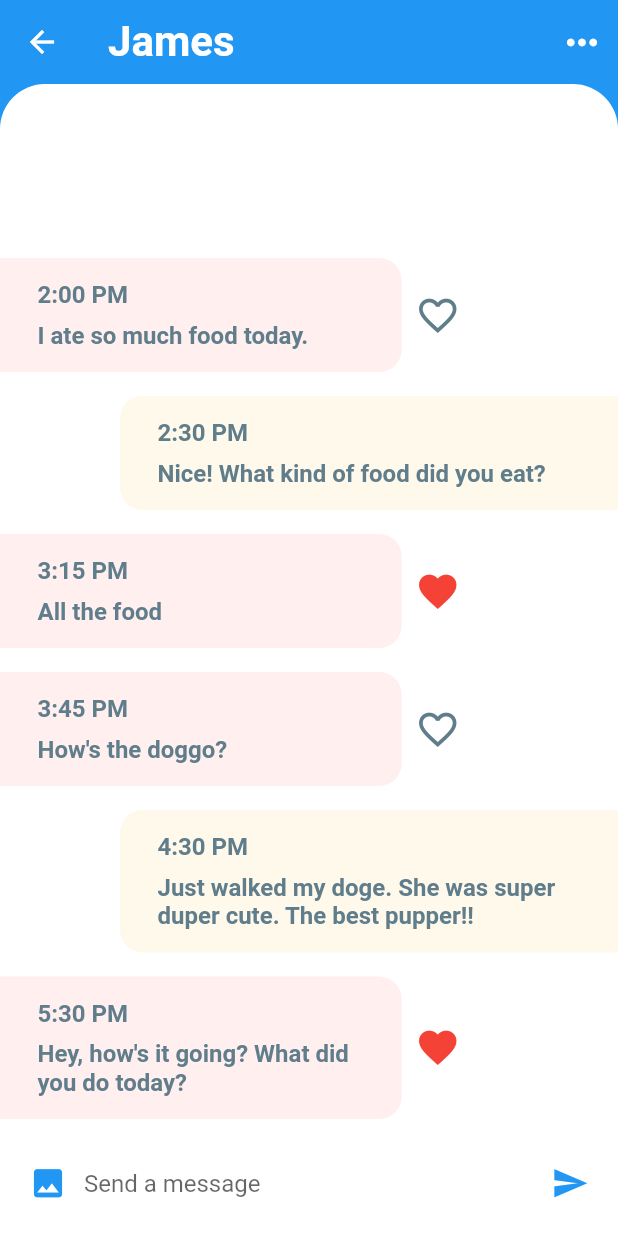
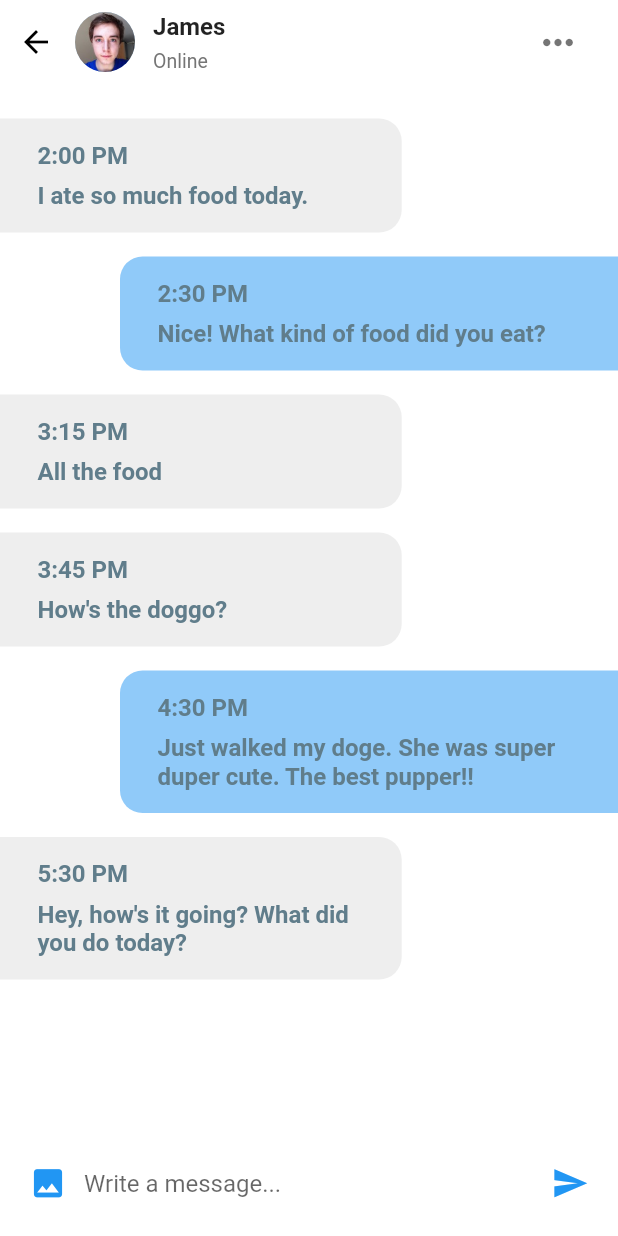
Before and after one commit to AhmedMerza/dawaa_chatUI, a Flutter app: the screen it shows after launch, after a tap on "James", on a phone screen of 412 x 824 dp. Run offline on Flutter 3.47's test engine with Material 2 defaults, Android fonts, the phone set to English and light mode, and no system bars.

Commit message:
changing the UI

```diff
--- a/chatUI/lib/main.dart
+++ b/chatUI/lib/main.dart
@@ -13,7 +13,7 @@ class MyApp extends StatelessWidget {
       title: 'Dawaa chat UI',
       debugShowCheckedModeBanner: false,
       theme: ThemeData(
-        primarySwatch: Colors.blue,
+        primaryColor: Colors.white,
         accentColor: Color(0xFFFEF9EB),
         visualDensity: VisualDensity.adaptivePlatformDensity,
       ),
--- a/chatUI/lib/models/message_model.dart
+++ b/chatUI/lib/models/message_model.dart
@@ -5,8 +5,8 @@ class Message {
   final String
       time; // Would usually be type DateTime or Firebase Timestamp in production apps
   final String text;
-  final bool isLiked;
-  final bool unread;
+  bool isLiked;
+  bool unread;
 
   Message({
     this.sender,
@@ -121,9 +121,30 @@ List<Message> chats = [
 List<Message> messages = [
   Message(
     sender: james,
-    time: '5:30 PM',
-    text: 'Hey, how\'s it going? What did you do today?',
+    time: '2:00 PM',
+    text: 'I ate so much food today.',
+    isLiked: false,
+    unread: true,
+  ),
+  Message(
+    sender: currentUser,
+    time: '2:30 PM',
+    text: 'Nice! What kind of food did you eat?',
+    isLiked: false,
+    unread: true,
+  ),
+  Message(
+    sender: james,
+    time: '3:15 PM',
+    text: 'All the food',
     isLiked: true,
+    unread: true,
+  ),
+  Message(
+    sender: james,
+    time: '3:45 PM',
+    text: 'How\'s the doggo?',
+    isLiked: false,
     unread: true,
   ),
   Message(
@@ -135,30 +156,9 @@ List<Message> messages = [
   ),
   Message(
     sender: james,
-    time: '3:45 PM',
-    text: 'How\'s the doggo?',
-    isLiked: false,
-    unread: true,
-  ),
-  Message(
-    sender: james,
-    time: '3:15 PM',
-    text: 'All the food',
+    time: '5:30 PM',
+    text: 'Hey, how\'s it going? What did you do today?',
     isLiked: true,
     unread: true,
   ),
-  Message(
-    sender: currentUser,
-    time: '2:30 PM',
-    text: 'Nice! What kind of food did you eat?',
-    isLiked: false,
-    unread: true,
-  ),
-  Message(
-    sender: james,
-    time: '2:00 PM',
-    text: 'I ate so much food today.',
-    isLiked: false,
-    unread: true,
-  ),
 ];
--- a/chatUI/lib/screens/chat_screen.dart
+++ b/chatUI/lib/screens/chat_screen.dart
@@ -1,6 +1,7 @@
 import 'package:chatUI/models/message_model.dart';
 import 'package:chatUI/models/user_model.dart';
 import 'package:flutter/material.dart';
+import 'package:intl/intl.dart';
 
 class ChatScreen extends StatefulWidget {
   final User user;
@@ -29,7 +30,7 @@ class _ChatScreenState extends State<ChatScreen> {
       ),
       width: MediaQuery.of(context).size.width * 0.65,
       decoration: BoxDecoration(
-        color: isMe ? Theme.of(context).accentColor : Color(0xFFFFFEFEE),
+        color: isMe ? Colors.blue[200] : Colors.grey.shade200,
         borderRadius: isMe
             ? BorderRadius.only(
                 topLeft: Radius.circular(
@@ -74,19 +75,18 @@ class _ChatScreenState extends State<ChatScreen> {
     return Row(
       children: <Widget>[
         msg,
-        IconButton(
-          icon: message.isLiked
-              ? Icon(Icons.favorite)
-              : Icon(Icons.favorite_border),
-          iconSize: 30.0,
-          color: message.isLiked ? Colors.red : Colors.blueGrey,
-          onPressed: () {},
-        )
       ],
     );
   }
 
   _buildMessageComposer() {
+    String inputText;
+    final inputTextController = TextEditingController();
+
+    clearTextInput() {
+      inputTextController.clear();
+    }
+
     return Container(
       padding: EdgeInsets.symmetric(
         horizontal: 8.0,
@@ -104,9 +104,13 @@ class _ChatScreenState extends State<ChatScreen> {
               onPressed: () {}),
           Expanded(
               child: TextField(
+            controller: inputTextController,
             textCapitalization: TextCapitalization.sentences,
-            onChanged: (value) {},
-            decoration: InputDecoration.collapsed(hintText: 'Send a message'),
+            onChanged: (value) {
+              inputText = value;
+            },
+            decoration:
+                InputDecoration.collapsed(hintText: 'Write a message...'),
           )),
           IconButton(
               icon: Icon(
@@ -114,7 +118,24 @@ class _ChatScreenState extends State<ChatScreen> {
               ),
               iconSize: 25.0,
               color: Colors.blue,
-              onPressed: () {})
+              onPressed: () {
+                clearTextInput();
+                DateTime now = DateTime.now();
+                String formattedDate = DateFormat('kk:mm').format(now);
+                setState(() {
+                  if (inputText != null) {
+                    messages.add(
+                      Message(
+                        sender: currentUser,
+                        time: formattedDate,
+                        text: inputText,
+                        isLiked: false,
+                        unread: true,
+                      ),
+                    );
+                  }
+                });
+              })
         ],
       ),
     );
@@ -125,22 +146,64 @@ class _ChatScreenState extends State<ChatScreen> {
     return Scaffold(
       backgroundColor: Theme.of(context).primaryColor,
       appBar: AppBar(
-        title: Text(
+        elevation: 0.0,
+        automaticallyImplyLeading: false,
+        backgroundColor: Colors.white,
+        flexibleSpace: SafeArea(
+          child: Container(
+            padding: EdgeInsets.only(right: 16),
+            child: Row(
+              children: <Widget>[
+                IconButton(
+                  onPressed: () {
+                    Navigator.pop(context);
+                  },
+                  icon: Icon(
+                    Icons.arrow_back,
+                    color: Colors.black,
+                  ),
+                ),
+                SizedBox(
+                  width: 2,
+                ),
+                CircleAvatar(
+                  backgroundImage: AssetImage(widget.user.imageUrl),
+                  maxRadius: 20,
+                ),
+                SizedBox(
+                  width: 12,
+                ),
+                Expanded(
+                  child: Column(
+                    crossAxisAlignment: CrossAxisAlignment.start,
+                    mainAxisAlignment: MainAxisAlignment.center,
+                    children: <Widget>[
+                      Text(
                         widget.user.name,
                         style: TextStyle(
-            fontSize: 28.0,
-            fontWeight: FontWeight.bold,
+                            fontSize: 16, fontWeight: FontWeight.w600),
+                      ),
+                      SizedBox(
+                        height: 6,
+                      ),
+                      Text(
+                        "Online",
+                        style: TextStyle(
+                            color: Colors.grey.shade600, fontSize: 13),
+                      ),
+                    ],
                   ),
                 ),
-        elevation: 0.0,
-        actions: <Widget>[
                 IconButton(
                   icon: Icon(Icons.more_horiz),
                   iconSize: 30.0,
-            color: Colors.white,
+                  color: Colors.black54,
                   onPressed: () {},
                 ),
               ],
+            ),
+          ),
+        ),
       ),
       body: GestureDetector(
         onTap: () => FocusScope.of(context).unfocus(),
@@ -149,7 +212,6 @@ class _ChatScreenState extends State<ChatScreen> {
             Expanded(
               child: Container(
                 decoration: BoxDecoration(
-                  color: Colors.white,
                   borderRadius: BorderRadius.only(
                     topLeft: Radius.circular(
                       30.0,
@@ -160,16 +222,8 @@ class _ChatScreenState extends State<ChatScreen> {
                   ),
                 ),
                 child: ClipRRect(
-                  borderRadius: BorderRadius.only(
-                    topLeft: Radius.circular(
-                      30.0,
-                    ),
-                    topRight: Radius.circular(
-                      30.0,
-                    ),
-                  ),
                   child: ListView.builder(
-                    reverse: true,
+                    // reverse: true,
                     padding: EdgeInsets.only(
                       top: 15.0,
                     ),
--- a/chatUI/lib/screens/homeScreen.dart
+++ b/chatUI/lib/screens/homeScreen.dart
@@ -1,7 +1,7 @@
-import 'package:chatUI/widgets/catergory_selector.dart';
+// import 'package:chatUI/widgets/catergory_selector.dart';
 import 'package:flutter/material.dart';
 
-import '../widgets/favorite_contacts.dart';
+// import '../widgets/favorite_contacts.dart';
 import '../widgets/recent_chats.dart';
 
 class HomeScreen extends StatefulWidget {
@@ -13,12 +13,12 @@ class _HomeScreenState extends State<HomeScreen> {
   @override
   Widget build(BuildContext context) {
     return Scaffold(
-      backgroundColor: Theme.of(context).primaryColor,
+      backgroundColor: Colors.white,
       appBar: AppBar(
         leading: IconButton(
           icon: Icon(Icons.menu),
           iconSize: 30.0,
-          color: Colors.white,
+          color: Colors.black,
           onPressed: () {},
         ),
         title: Text(
@@ -30,16 +30,65 @@ class _HomeScreenState extends State<HomeScreen> {
         ),
         elevation: 0.0,
         actions: <Widget>[
-          IconButton(
-            icon: Icon(Icons.search),
-            iconSize: 30.0,
-            color: Colors.white,
-            onPressed: () {},
+          SafeArea(
+            child: Padding(
+              padding: EdgeInsets.only(left: 16, right: 16, top: 10),
+              child: Row(
+                mainAxisAlignment: MainAxisAlignment.spaceBetween,
+                children: <Widget>[
+                  Container(
+                    padding:
+                        EdgeInsets.only(left: 8, right: 8, top: 2, bottom: 2),
+                    height: 30,
+                    decoration: BoxDecoration(
+                      borderRadius: BorderRadius.circular(30),
+                      color: Colors.blue[50],
+                    ),
+                    child: Row(
+                      children: <Widget>[
+                        Icon(
+                          Icons.add,
+                          color: Colors.blue,
+                          size: 20,
+                        ),
+                        SizedBox(
+                          width: 2,
+                        ),
+                        Text(
+                          "Add New",
+                          style: TextStyle(
+                              fontSize: 14, fontWeight: FontWeight.bold),
+                        ),
+                      ],
+                    ),
+                  )
+                ],
+              ),
+            ),
           ),
         ],
       ),
       body: Column(children: <Widget>[
-        CategorySelector(),
+        Padding(
+          padding: EdgeInsets.only(top: 16, left: 16, right: 16, bottom: 15),
+          child: TextField(
+            decoration: InputDecoration(
+              hintText: "Search...",
+              hintStyle: TextStyle(color: Colors.grey.shade600),
+              prefixIcon: Icon(
+                Icons.search,
+                color: Colors.grey.shade600,
+                size: 20,
+              ),
+              filled: true,
+              fillColor: Colors.grey.shade100,
+              contentPadding: EdgeInsets.all(8),
+              enabledBorder: OutlineInputBorder(
+                  borderRadius: BorderRadius.circular(20),
+                  borderSide: BorderSide(color: Colors.grey.shade100)),
+            ),
+          ),
+        ),
         Expanded(
           child: Container(
             decoration: BoxDecoration(
@@ -50,13 +99,33 @@ class _HomeScreenState extends State<HomeScreen> {
             ),
             child: Column(
               children: <Widget>[
-                FavoriteContacts(),
                 RecentChats(),
               ],
             ),
           ),
         )
       ]),
+      bottomNavigationBar: BottomNavigationBar(
+        selectedItemColor: Colors.blue,
+        unselectedItemColor: Colors.grey.shade600,
+        selectedLabelStyle: TextStyle(fontWeight: FontWeight.w600),
+        unselectedLabelStyle: TextStyle(fontWeight: FontWeight.w600),
+        type: BottomNavigationBarType.fixed,
+        items: [
+          BottomNavigationBarItem(
+            icon: Icon(Icons.message),
+            title: Text("Chats"),
+          ),
+          BottomNavigationBarItem(
+            icon: Icon(Icons.group_work),
+            title: Text("Groups"),
+          ),
+          BottomNavigationBarItem(
+            icon: Icon(Icons.account_box),
+            title: Text("Profile"),
+          ),
+        ],
+      ),
     );
   }
 }
--- a/chatUI/lib/widgets/favorite_contacts.dart
+++ b/chatUI/lib/widgets/favorite_contacts.dart
@@ -37,7 +37,6 @@ class FavoriteContacts extends StatelessWidget {
                   scrollDirection: Axis.horizontal,
                   itemCount: favorites.length,
                   itemBuilder: (BuildContext context, int index) {
-                    var chat;
                     return GestureDetector(
                       onTap: () => Navigator.push(
                         context,
--- a/chatUI/lib/widgets/recent_chats.dart
+++ b/chatUI/lib/widgets/recent_chats.dart
@@ -34,10 +34,11 @@ class RecentChats extends StatelessWidget {
                       bottom: 5.0,
                       right: 20.0,
                     ),
-                    padding:
-                        EdgeInsets.symmetric(horizontal: 20.0, vertical: 10.0),
+                    padding: EdgeInsets.only(
+                        left: 16, right: 16, top: 10, bottom: 10),
                     decoration: BoxDecoration(
-                      color: chat.unread ? Color(0xFFFFEFEE) : Colors.white,
+                      // color: chat.unread ? Color(0xFFFFEFEE) : Colors.white,
+                      color: Colors.white,
                       borderRadius: BorderRadius.only(
                         topRight: Radius.circular(20.0),
                         bottomRight: Radius.circular(20.0),
@@ -85,7 +86,9 @@ class RecentChats extends StatelessWidget {
                           Text(
                             chat.time,
                             style: TextStyle(
-                                color: Colors.grey,
+                                // color: Colors.grey,
+                                color:
+                                    chat.unread ? Colors.black87 : Colors.grey,
                                 fontSize: 15.0,
                                 fontWeight: FontWeight.bold),
                           ),
--- a/chatUI/pubspec.yaml
+++ b/chatUI/pubspec.yaml
@@ -27,6 +27,8 @@ dependencies:
   # The following adds the Cupertino Icons font to your application.
   # Use with the CupertinoIcons class for iOS style icons.
   cupertino_icons: ^1.0.0
+  intl: 0.15.7
+  image_picker: ^0.6.7+6
 
 dev_dependencies:
   flutter_test:
```
Also changed, not shown: chatUI/pubspec.lock. Lines whose indentation alone changed are shown as unchanged.
